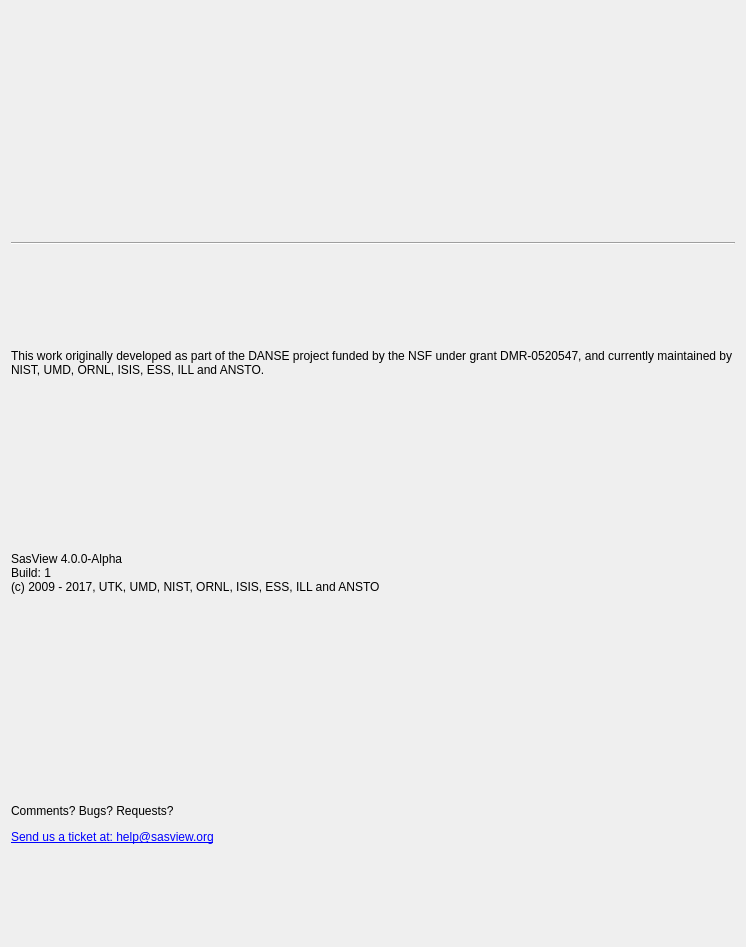
The window that src/sas/qtgui/MainWindow/UI/WelcomePanelUI.ui (SasView/sasview) describes before a commit, drawn with Qt 5.
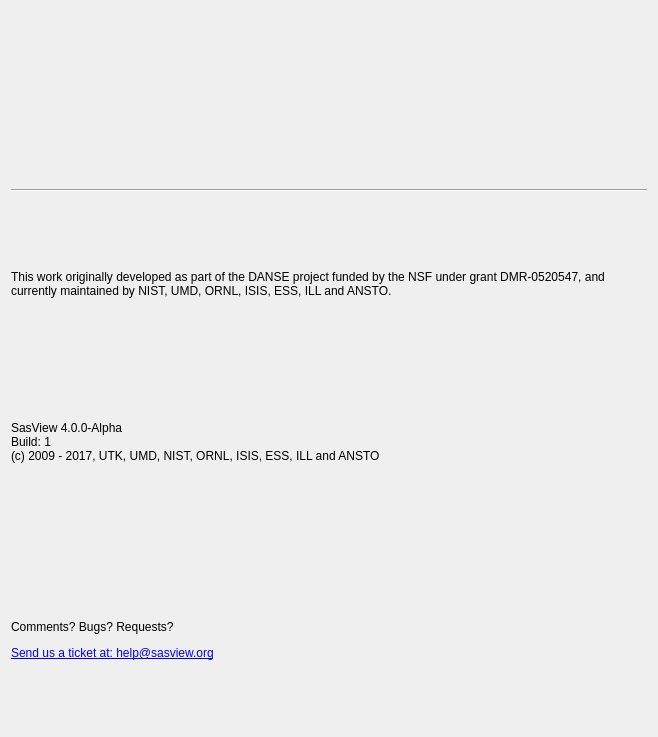
The same window after the commit. Icons and pictures are not drawn.

What changed in the file:
```diff
--- a/src/sas/qtgui/MainWindow/UI/WelcomePanelUI.ui
+++ b/src/sas/qtgui/MainWindow/UI/WelcomePanelUI.ui
@@ -6,8 +6,8 @@
    <rect>
     <x>0</x>
     <y>0</y>
-    <width>746</width>
-    <height>947</height>
+    <width>658</width>
+    <height>737</height>
    </rect>
   </property>
   <property name="windowTitle">
```
Left out of the diff: 7 changed lines with no effect on the pictures.
